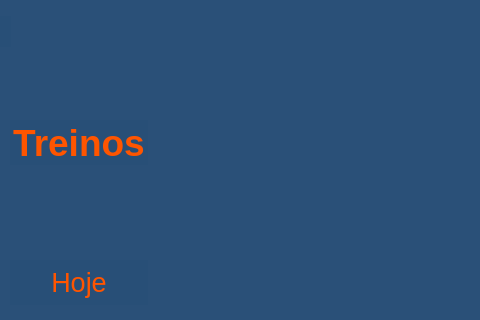
Old version of the form treino.ui in the repository YuriJVedovate/personal_application; both pictures show x 320 to 800 and y 0 to 320 of the 800 by 800 pixel window.
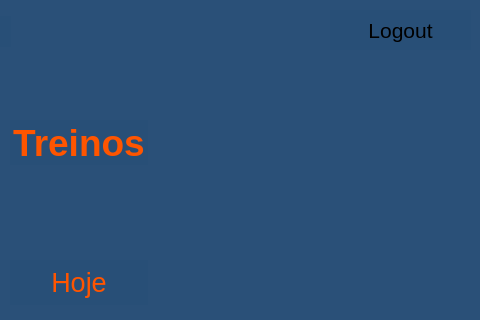
New version of the form. Icons and pictures are not drawn.

Diff of the .ui file:
```diff
--- a/treino.ui
+++ b/treino.ui
@@ -206,6 +206,39 @@
      <string>User</string>
     </property>
    </widget>
+   <widget class="QPushButton" name="btnLogout">
+    <property name="geometry">
+     <rect>
+      <x>650</x>
+      <y>10</y>
+      <width>141</width>
+      <height>40</height>
+     </rect>
+    </property>
+    <property name="font">
+     <font>
+      <pointsize>16</pointsize>
+     </font>
+    </property>
+    <property name="styleSheet">
+     <string notr="true">
+border-style: outset;
+border-width: 0px;</string>
+    </property>
+    <property name="text">
+     <string>Logout</string>
+    </property>
+    <property name="icon">
+     <iconset>
+      <normaloff>sair.png</normaloff>sair.png</iconset>
+    </property>
+    <property name="iconSize">
+     <size>
+      <width>40</width>
+      <height>40</height>
+     </size>
+    </property>
+   </widget>
   </widget>
  </widget>
  <resources/>
```
